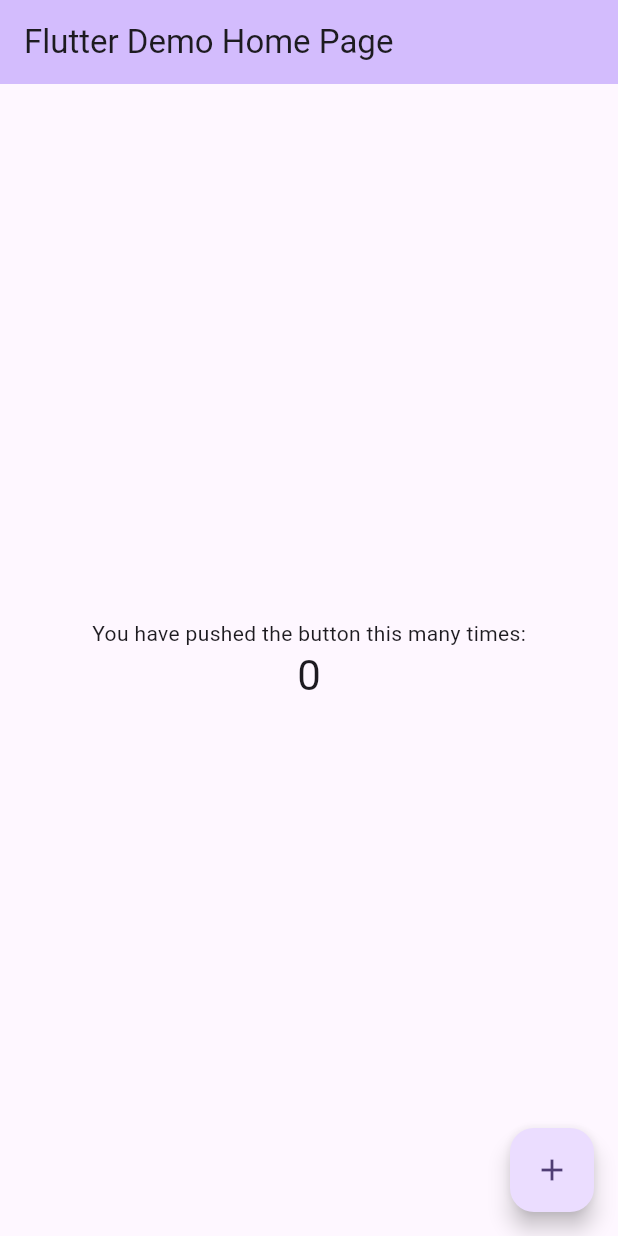
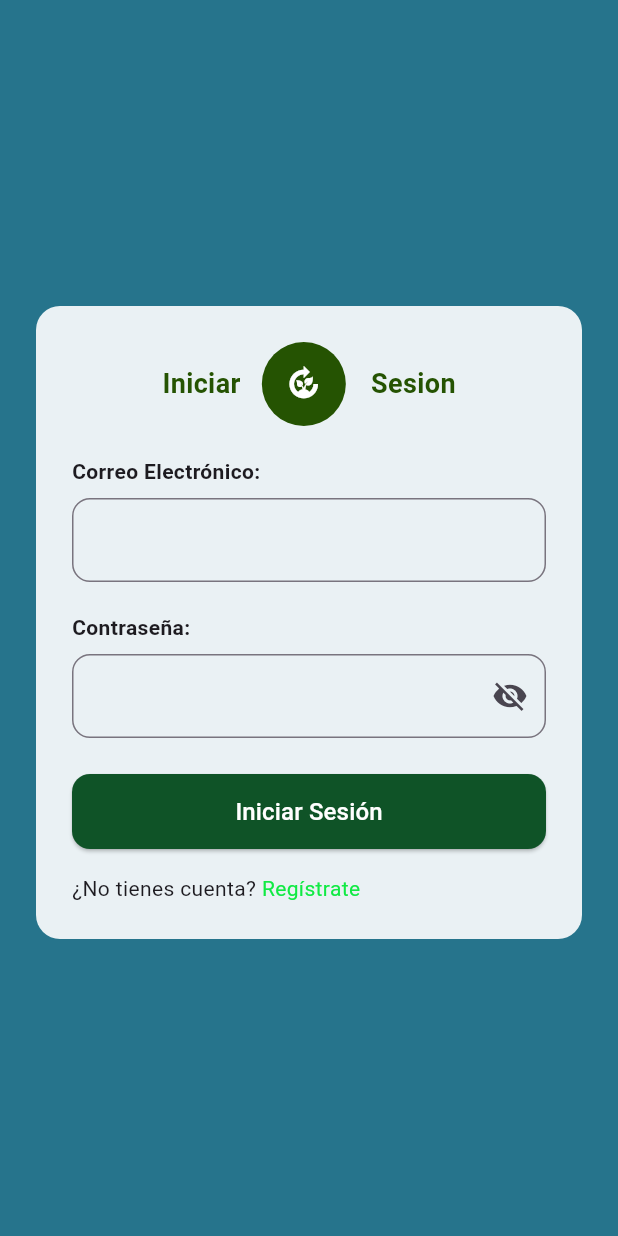
Before and after one commit to JaelSantos01/Hackathon_Emimemi, a Flutter app: the screen it shows after launch, on a phone screen of 412 x 824 dp. Run offline on Flutter 3.47's test engine with Material 3 defaults, Android fonts, the light colour scheme and no system bars; our stand-ins replace dio; accounts and stored records are empty.

Commit message:
Estructura de proyecto movil v2

```diff
--- a/lib/core/providers/auth_provider.dart
+++ b/lib/core/providers/auth_provider.dart
@@ -0,0 +1,48 @@
+import 'package:flutter/material.dart';
+import 'package:cana_viva/core/services/auth_service.dart';
+import 'package:cana_viva/models/User.dart';
+
+class AuthProvider with ChangeNotifier {
+  final AuthService _authService;
+
+  User? _user;
+  bool _isLoading = false;
+  String? _errorMessage;
+
+  AuthProvider(this._authService);
+
+  User? get user => _user;
+  bool get isLoading => _isLoading;
+  String? get errorMessage => _errorMessage;
+  bool get isAuthenticated => _user != null;
+
+  Future<bool> login(String email, String password) async {
+    try {
+      final result = await _authService.login(email, password);
+      _user = result['user'];
+      _errorMessage = null;
+      notifyListeners();
+      return true;
+    } catch (e) {
+      _errorMessage = e.toString();
+      notifyListeners();
+      return false;
+    }
+  }
+
+  Future<bool> checkSession() async {
+    final hasSession = await _authService.hasActiveSession();
+    if (hasSession) {
+      _user = await _authService.getCurrentUser();
+      notifyListeners();
+      return true;
+    }
+    return false;
+  }
+
+  Future<void> logout() async {
+    await _authService.logout();
+    _user = null;
+    notifyListeners();
+  }
+}
--- a/lib/core/utils/constants.dart
+++ b/lib/core/utils/constants.dart
@@ -1,5 +1,5 @@
 class ApiConstants {
-  static const String url = "http://localhost:8000/api";
+  static const String url = "http://localhost:8000";
   static const String loginPoint = "http://localhost:8000/api/auth/login";
   static const String registerPoint = "http://localhost:8000/api/auth/register";
   static const Duration timeout = Duration(seconds: 10);
--- a/lib/main.dart
+++ b/lib/main.dart
@@ -1,4 +1,10 @@
 import 'package:flutter/material.dart';
+import 'package:provider/provider.dart';
+import 'package:cana_viva/screens/login_screen.dart';
+import 'package:cana_viva/screens/home_screen.dart';
+import 'package:cana_viva/core/services/api_services.dart';
+import 'package:cana_viva/core/services/auth_service.dart';
+import 'package:cana_viva/core/providers/auth_provider.dart';
 
 void main() {
   runApp(const MyApp());
@@ -7,116 +13,50 @@ void main() {
 class MyApp extends StatelessWidget {
   const MyApp({super.key});
 
-  // This widget is the root of your application.
   @override
   Widget build(BuildContext context) {
-    return MaterialApp(
-      title: 'Flutter Demo',
-      theme: ThemeData(
-        // This is the theme of your application.
-        //
-        // TRY THIS: Try running your application with "flutter run". You'll see
-        // the application has a purple toolbar. Then, without quitting the app,
-        // try changing the seedColor in the colorScheme below to Colors.green
-        // and then invoke "hot reload" (save your changes or press the "hot
-        // reload" button in a Flutter-supported IDE, or press "r" if you used
-        // the command line to start the app).
-        //
-        // Notice that the counter didn't reset back to zero; the application
-        // state is not lost during the reload. To reset the state, use hot
-        // restart instead.
-        //
-        // This works for code too, not just values: Most code changes can be
-        // tested with just a hot reload.
-        colorScheme: ColorScheme.fromSeed(seedColor: Colors.deepPurple),
+    return MultiProvider(
+      providers: [
+        Provider<ApiServices>(create: (_) => ApiServices()),
+        ProxyProvider<ApiServices, AuthService>(
+          update: (_, apiService, __) => AuthService(apiService),
+        ),
+        ChangeNotifierProxyProvider<AuthService, AuthProvider>(
+          create: (context) => AuthProvider(context.read<AuthService>()),
+          update: (_, authService, __) => AuthProvider(authService),
+        ),
+      ],
+      child: MaterialApp(
+        title: 'Consumo Backend App',
+        theme: ThemeData(
+          primarySwatch: Colors.blue,
+          useMaterial3: true,
+        ),
+        home: const AuthGate(),
+        debugShowCheckedModeBanner: false,
       ),
-      home: const MyHomePage(title: 'Flutter Demo Home Page'),
     );
   }
 }
 
-class MyHomePage extends StatefulWidget {
-  const MyHomePage({super.key, required this.title});
-
-  // This widget is the home page of your application. It is stateful, meaning
-  // that it has a State object (defined below) that contains fields that affect
-  // how it looks.
-
-  // This class is the configuration for the state. It holds the values (in this
-  // case the title) provided by the parent (in this case the App widget) and
-  // used by the build method of the State. Fields in a Widget subclass are
-  // always marked "final".
-
-  final String title;
-
-  @override
-  State<MyHomePage> createState() => _MyHomePageState();
-}
-
-class _MyHomePageState extends State<MyHomePage> {
-  int _counter = 0;
-
-  void _incrementCounter() {
-    setState(() {
-      // This call to setState tells the Flutter framework that something has
-      // changed in this State, which causes it to rerun the build method below
-      // so that the display can reflect the updated values. If we changed
-      // _counter without calling setState(), then the build method would not be
-      // called again, and so nothing would appear to happen.
-      _counter++;
-    });
-  }
+class AuthGate extends StatelessWidget {
+  const AuthGate({super.key});
 
   @override
   Widget build(BuildContext context) {
-    // This method is rerun every time setState is called, for instance as done
-    // by the _incrementCounter method above.
-    //
-    // The Flutter framework has been optimized to make rerunning build methods
-    // fast, so that you can just rebuild anything that needs updating rather
-    // than having to individually change instances of widgets.
-    return Scaffold(
-      appBar: AppBar(
-        // TRY THIS: Try changing the color here to a specific color (to
-        // Colors.amber, perhaps?) and trigger a hot reload to see the AppBar
-        // change color while the other colors stay the same.
-        backgroundColor: Theme.of(context).colorScheme.inversePrimary,
-        // Here we take the value from the MyHomePage object that was created by
-        // the App.build method, and use it to set our appbar title.
-        title: Text(widget.title),
-      ),
-      body: Center(
-        // Center is a layout widget. It takes a single child and positions it
-        // in the middle of the parent.
-        child: Column(
-          // Column is also a layout widget. It takes a list of children and
-          // arranges them vertically. By default, it sizes itself to fit its
-          // children horizontally, and tries to be as tall as its parent.
-          //
-          // Column has various properties to control how it sizes itself and
-          // how it positions its children. Here we use mainAxisAlignment to
-          // center the children vertically; the main axis here is the vertical
-          // axis because Columns are vertical (the cross axis would be
-          // horizontal).
-          //
-          // TRY THIS: Invoke "debug painting" (choose the "Toggle Debug Paint"
-          // action in the IDE, or press "p" in the console), to see the
-          // wireframe for each widget.
-          mainAxisAlignment: MainAxisAlignment.center,
-          children: <Widget>[
-            const Text('You have pushed the button this many times:'),
-            Text(
-              '$_counter',
-              style: Theme.of(context).textTheme.headlineMedium,
-            ),
-          ],
-        ),
-      ),
-      floatingActionButton: FloatingActionButton(
-        onPressed: _incrementCounter,
-        tooltip: 'Increment',
-        child: const Icon(Icons.add),
-      ), // This trailing comma makes auto-formatting nicer for build methods.
+    return FutureBuilder<bool>(
+      future: context.read<AuthProvider>().checkSession(),
+      builder: (context, snapshot) {
+        if (snapshot.connectionState == ConnectionState.waiting) {
+          return const Scaffold(body: Center(child: CircularProgressIndicator()));
+        }
+
+        if (snapshot.data == true) {
+          return const HomeScreen();
+        } else {
+          return const LoginScreen();
+        }
+      },
     );
   }
 }
--- /dev/null
+++ b/lib/models/User.dart
@@ -0,0 +1,28 @@
+class User {
+  final String username;
+  final String email;
+  final String password;
+
+  User({
+    required this.username,
+    required this.email,
+    required this.password,
+  });
+
+
+  factory User.fromJson(Map<String, dynamic> json) {
+    return User(
+      username: json['username'] ?? '',
+      email: json['email'] ?? '',
+      password: json['password'] ?? '',
+    );
+  }
+
+  Map<String, dynamic> toJson() {
+    return {
+      'username': username,
+      'email': email,
+      'password': password,
+    };
+  }
+}
--- /dev/null
+++ b/lib/screens/login_screen.dart
@@ -0,0 +1,216 @@
+import 'package:cana_viva/core/providers/auth_provider.dart';
+import 'package:cana_viva/screens/home_screen.dart';
+import 'package:flutter/material.dart';
+import 'package:provider/provider.dart';
+
+class LoginScreen extends StatefulWidget {
+  const LoginScreen({super.key});
+
+  @override
+  State<LoginScreen> createState() => _LoginScreenState();
+}
+
+class _LoginScreenState extends State<LoginScreen> {
+  final TextEditingController emailController = TextEditingController();
+  final TextEditingController passwordController = TextEditingController();
+
+  bool _isPasswordVisible = false;
+
+  @override
+  Widget build(BuildContext context) {
+    return Scaffold(
+      resizeToAvoidBottomInset: true,
+      body: Stack(
+        children: [
+          Container(color: const Color.fromRGBO(38, 116, 140, 100)),
+
+          SafeArea(
+            child: SingleChildScrollView(
+              padding: const EdgeInsets.all(24),
+              child: Column(
+                crossAxisAlignment: CrossAxisAlignment.start,
+                children: [
+                  const SizedBox(height: 180),
+                  Container(
+                    decoration: BoxDecoration(
+                      color: Colors.white.withOpacity(0.9),
+                      borderRadius: BorderRadius.circular(16),
+                    ),
+                    width: double.infinity,
+                    padding: const EdgeInsets.all(24),
+                    child: Column(
+                      crossAxisAlignment: CrossAxisAlignment.start,
+                      children: [
+                        Center(
+                          child: Row(
+                            mainAxisSize: MainAxisSize.min,
+                            crossAxisAlignment: CrossAxisAlignment.center,
+                            children: [
+                              const SizedBox(height: 10),
+                              const Text(
+                                "Iniciar   ",
+                                style: TextStyle(
+                                  fontSize: 18,
+                                  fontWeight: FontWeight.bold,
+                                  color: Color.fromARGB(255, 37, 83, 2),
+                                ),
+                              ),
+                              const SizedBox(height: 20),
+                              const CircleAvatar(
+                                radius: 28,
+                                backgroundColor: Color.fromARGB(255, 37, 83, 2),
+                                child: Icon(Icons.compost, color: Colors.white),
+                              ),
+                              const SizedBox(width: 12),
+                              const Text(
+                                " Sesion",
+                                style: TextStyle(
+                                  fontSize: 18,
+                                  fontWeight: FontWeight.bold,
+                                  color: Color.fromARGB(255, 37, 83, 2),
+                                ),
+                              ),
+                            ],
+                          ),
+                        ),
+                        const SizedBox(height: 20),
+                        const Text(
+                          'Correo Electrónico:',
+                          style: TextStyle(fontWeight: FontWeight.bold),
+                        ),
+                        const SizedBox(height: 8),
+                        TextField(
+                          controller: emailController,
+                          keyboardType: TextInputType.emailAddress,
+                          decoration: InputDecoration(
+                            border: OutlineInputBorder(
+                              borderRadius: BorderRadius.circular(12),
+                            ),
+                            focusedBorder: OutlineInputBorder(
+                              borderRadius: BorderRadius.circular(12),
+                              borderSide: const BorderSide(
+                                color: Colors.redAccent,
+                              ),
+                            ),
+                          ),
+                        ),
+                        const SizedBox(height: 20),
+                        const Text(
+                          'Contraseña:',
+                          style: TextStyle(fontWeight: FontWeight.bold),
+                        ),
+                        const SizedBox(height: 8),
+                        TextField(
+                          controller: passwordController,
+                          obscureText: !_isPasswordVisible,
+                          decoration: InputDecoration(
+                            border: OutlineInputBorder(
+                              borderRadius: BorderRadius.circular(12),
+                            ),
+                            focusedBorder: OutlineInputBorder(
+                              borderRadius: BorderRadius.circular(12),
+                              borderSide: const BorderSide(
+                                color: Colors.redAccent,
+                              ),
+                            ),
+                            suffixIcon: IconButton(
+                              icon: Icon(
+                                _isPasswordVisible
+                                    ? Icons.visibility
+                                    : Icons.visibility_off,
+                              ),
+                              onPressed: () {
+                                setState(() {
+                                  _isPasswordVisible = !_isPasswordVisible;
+                                });
+                              },
+                            ),
+                          ),
+                        ),
+                        const SizedBox(height: 24),
+                        SizedBox(
+                          width: double.infinity,
+                          height: 50,
+                          child: ElevatedButton(
+                            style: ElevatedButton.styleFrom(
+                              backgroundColor: const Color.fromARGB(
+                                255,
+                                15,
+                                83,
+                                39,
+                              ),
+                              shape: RoundedRectangleBorder(
+                                borderRadius: BorderRadius.circular(12),
+                              ),
+                            ),
+                            onPressed: () async {
+                              final email = emailController.text.trim();
+                              final password = passwordController.text.trim();
+
+                              final authProvider = Provider.of<AuthProvider>(
+                                context,
+                                listen: false,
+                              );
+                              final success = await authProvider.login(
+                                email,
+                                password,
+                              );
+
+                              if (success) {
+                                Navigator.pushReplacement(
+                                  context,
+                                  MaterialPageRoute(
+                                    builder: (context) => const HomeScreen(),
+                                  ),
+                                );
+                              } else {
+                                ScaffoldMessenger.of(context).showSnackBar(
+                                  SnackBar(
+                                    content: Text(
+                                      authProvider.errorMessage ??
+                                          'Error desconocido',
+                                    ),
+                                  ),
+                                );
+                              }
+                            },
+                            child: const Text(
+                              'Iniciar Sesión',
+                              style: TextStyle(
+                                fontSize: 16,
+                                color: Colors.white,
+                              ),
+                            ),
+                          ),
+                        ),
+                        const SizedBox(height: 16),
+                        Column(
+                          crossAxisAlignment: CrossAxisAlignment.start,
+                          children: [
+                            Row(
+                              children: [
+                                const Text('¿No tienes cuenta? '),
+                                GestureDetector(
+                                  child: const Text(
+                                    'Regístrate',
+                                    style: TextStyle(
+                                      color: Color.fromARGB(255, 16, 234, 67),
+                                    ),
+                                  ),
+                                ),
+                              ],
+                            ),
+                          ],
+                        ),
+                      ],
+                    ),
+                  ),
+                ],
+              ),
+            ),
+          ),
+        ],
+      ),
+    );
+  }
+}
--- a/pubspec.yaml
+++ b/pubspec.yaml
@@ -35,6 +35,8 @@ dependencies:
   # Use with the CupertinoIcons class for iOS style icons.
   cupertino_icons: ^1.0.8
   dio: ^5.9.0
+  shared_preferences: ^2.5.3
+  provider: ^6.1.5+1
 
 dev_dependencies:
   flutter_test:
```
Also changed, not shown: lib/core/services/auth_service.dart (+13 -76 lines), lib/screens/home_screen.dart (added, +49 -0 lines), flutter_01.png (added), flutter_02.png (added), pubspec.lock.
